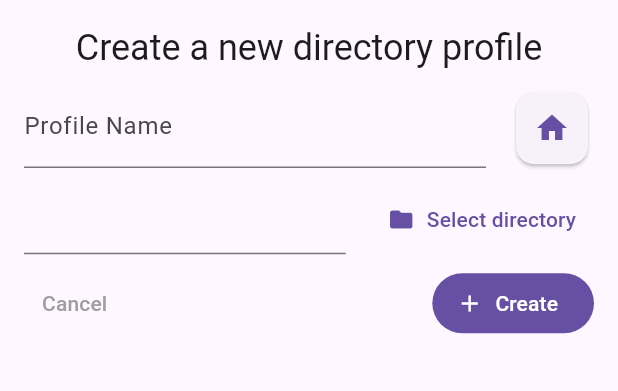
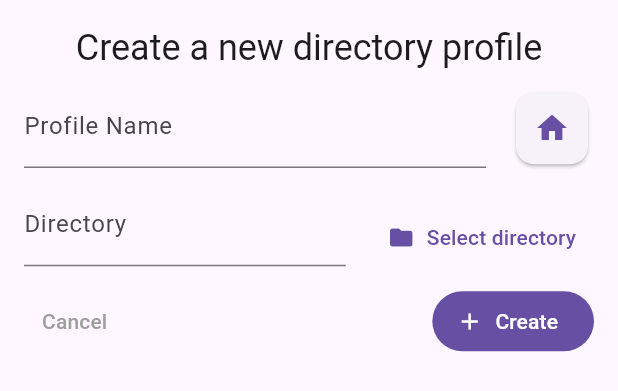
Before and after one commit to AndreXi/organized_camera, a Flutter app: the AddDirectoryForm widget shown alone on an empty page, opened directly, on a phone screen of 412 x 824 dp. Shown: the top 391 px of the screen. Run offline on Flutter 3.47's test engine with Material 2 defaults, Android fonts, the light colour scheme and no system bars; our stand-ins replace file_picker, hive, hive_flutter; accounts and stored records are empty; generated files the repository leaves out were written again.

Commit message:
fix: Add directory title

```diff
--- a/lib/src/widgets/add_directory_form/add_directory_form.dart
+++ b/lib/src/widgets/add_directory_form/add_directory_form.dart
@@ -107,12 +107,12 @@ class _AddDirectoryFormState extends State<AddDirectoryForm> {
                     child: Card(
                       clipBehavior: Clip.hardEdge,
                       child: InkWell(
+                        onTap: onSelectIconPressed,
                         child: Icon(
                           availableIcons[iconIndex].icon,
                           color: Theme.of(context).primaryColor,
                           size: 24.0,
                         ),
-                        onTap: onSelectIconPressed,
                       ),
                     ),
                   )
@@ -126,6 +126,8 @@ class _AddDirectoryFormState extends State<AddDirectoryForm> {
                     child: TextFormField(
                       readOnly: true,
                       controller: _directoryController,
+                      decoration:
+                          const InputDecoration(label: Text("Directory")),
                       validator: (value) {
                         if (value == null || value.isEmpty) {
                           return "The directory is required";
@@ -137,11 +139,11 @@ class _AddDirectoryFormState extends State<AddDirectoryForm> {
                   const SizedBox(width: 16.0),
                   TextButton(
                       onPressed: onSelectDirectory,
-                      child: Row(
+                      child: const Row(
                         children: [
                           Icon(Icons.folder),
                           Padding(
-                            padding: const EdgeInsets.only(left: 8.0),
+                            padding: EdgeInsets.only(left: 8.0),
                             child: Text("Select directory"),
                           ),
                         ],
```
